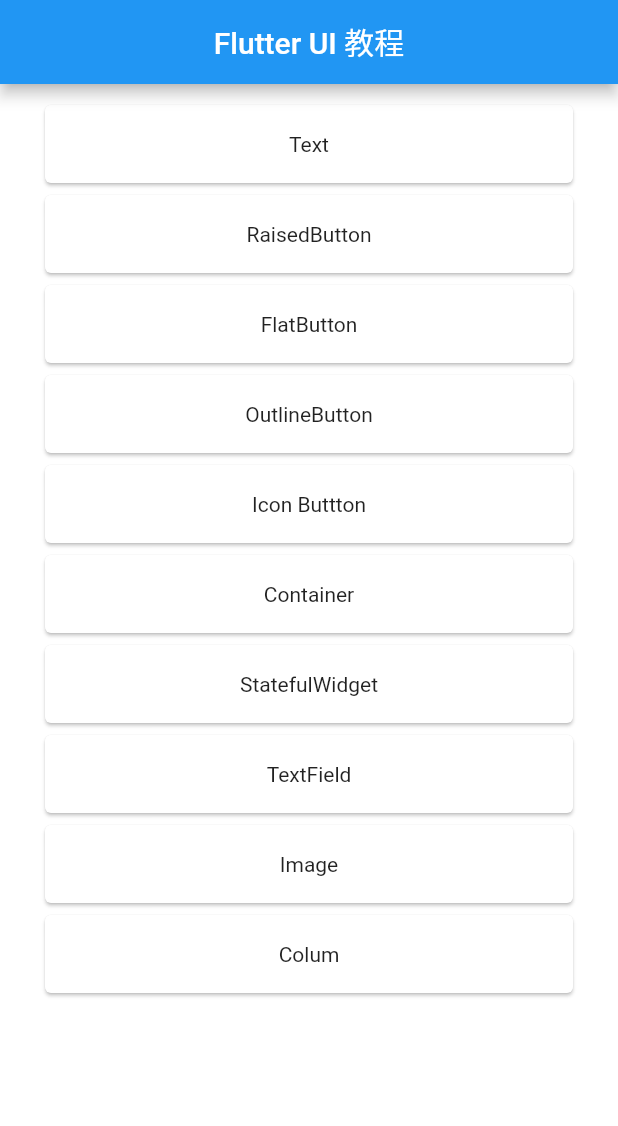
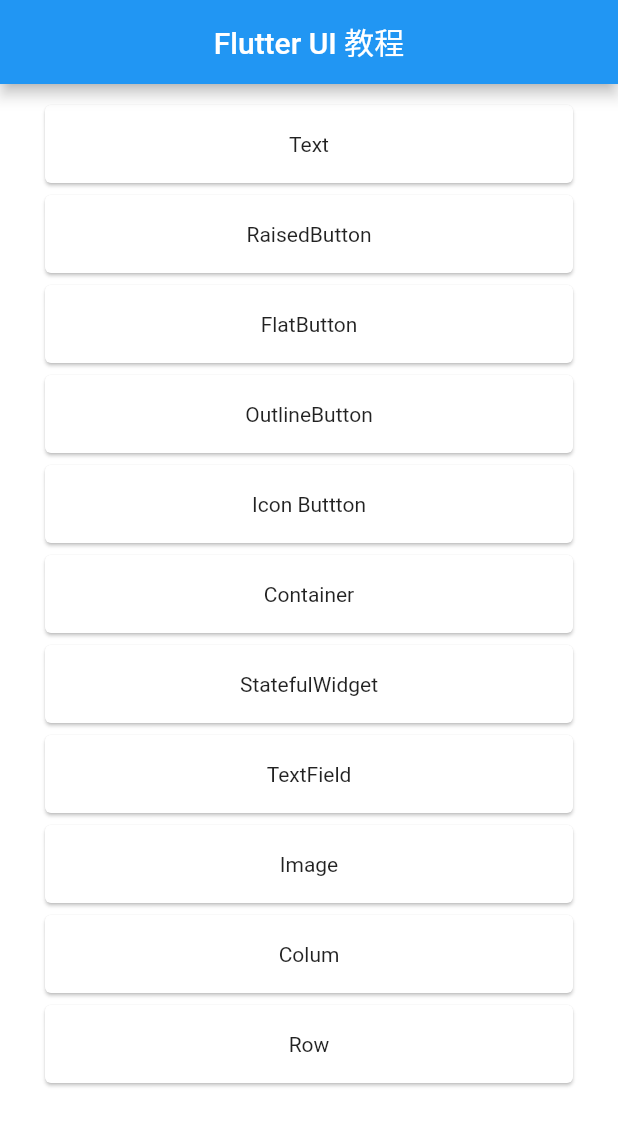
Before and after one commit to Johnson8888/learn_flutter, a Flutter app: the screen it shows after launch, on a phone screen of 412 x 824 dp. Shown: the top 1126 px of the screen. Run offline on Flutter 3.47's test engine with Material 2 defaults, Android fonts, the phone set to English and light mode, and no system bars; our stand-ins replace flutter_speed_dial.

```diff
--- a/flutter_app/lib/main.dart
+++ b/flutter_app/lib/main.dart
@@ -40,6 +40,7 @@ class MyApp extends StatelessWidget {
         "TextFieldDemoPage": (context) => TextFieldDemoPage(),
         "ImageDemoPage": (context) => ImageDemoPage(),
         "ColumnDemoPage": (context) => ColumnDemoPage(),
+        "RowDemoPage": (context) => RowDemoPage()
       },
     );
   }
--- a/flutter_app/lib/routes/index.dart
+++ b/flutter_app/lib/routes/index.dart
@@ -15,3 +15,4 @@ export 'statefulwidget_page.dart';
 export 'textfield_page.dart';
 export 'image_page.dart';
 export 'column_page.dart';
+export 'row_page.dart';
--- a/flutter_app/lib/routes/main_page.dart
+++ b/flutter_app/lib/routes/main_page.dart
@@ -23,7 +23,8 @@ class _MainPageState extends State<MainPage> {
     {"title": "StatefulWidget", "route": "StatefulWidgetDemoPage"},
     {"title": "TextField", "route": "TextFieldDemoPage"},
     {"title": "Image", "route": "ImageDemoPage"},
-    {"title": "Colum", "route": "ColumnDemoPage"}
+    {"title": "Colum", "route": "ColumnDemoPage"},
+    {"title": "Row", "route": "RowDemoPage"}
   ];
   @override
   Widget build(BuildContext context) {
```
Also changed, not shown: flutter_app/lib/routes/row_page.dart (added, +30 -0 lines).
